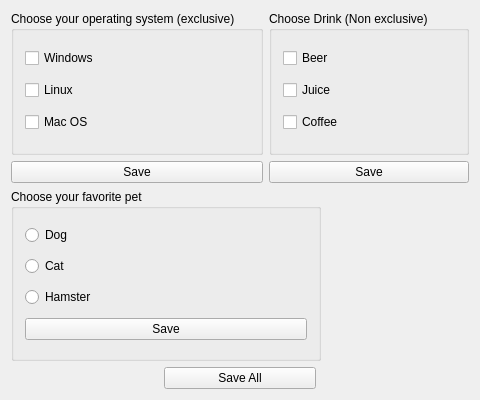
Above: QtWidges/CheckBoxApp/widget.ui from eduardorasgado/RoadtoQt5 before the change. Below: the same form after it.
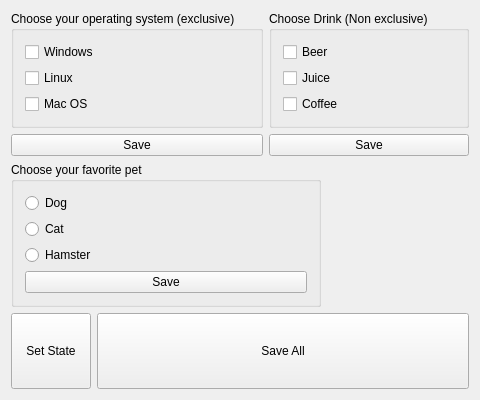
That is the form after the change.

Commit message: set state button. Handling errors in getting values from frontend

Diff of the .ui file:
```diff
--- a/QtWidges/CheckBoxApp/widget.ui
+++ b/QtWidges/CheckBoxApp/widget.ui
@@ -172,22 +172,22 @@
    <item>
     <layout class="QHBoxLayout" name="horizontalLayout_3">
      <item>
-      <spacer name="horizontalSpacer_3">
-       <property name="orientation">
-        <enum>Qt::Horizontal</enum>
+      <widget class="QPushButton" name="pushButton">
+       <property name="sizePolicy">
+        <sizepolicy hsizetype="Minimum" vsizetype="Expanding">
+         <horstretch>0</horstretch>
+         <verstretch>0</verstretch>
+        </sizepolicy>
        </property>
-       <property name="sizeHint" stdset="0">
-        <size>
-         <width>40</width>
-         <height>20</height>
-        </size>
+       <property name="text">
+        <string>Set State</string>
        </property>
-      </spacer>
+      </widget>
      </item>
      <item>
       <widget class="QPushButton" name="SaveAll_btn">
        <property name="sizePolicy">
-        <sizepolicy hsizetype="Expanding" vsizetype="Fixed">
+        <sizepolicy hsizetype="Expanding" vsizetype="Expanding">
          <horstretch>0</horstretch>
          <verstretch>0</verstretch>
         </sizepolicy>
@@ -197,19 +197,6 @@
        </property>
       </widget>
      </item>
-     <item>
-      <spacer name="horizontalSpacer_2">
-       <property name="orientation">
-        <enum>Qt::Horizontal</enum>
-       </property>
-       <property name="sizeHint" stdset="0">
-        <size>
-         <width>40</width>
-         <height>20</height>
-        </size>
-       </property>
-      </spacer>
-     </item>
     </layout>
    </item>
   </layout>
```
The commit also changes 1 other file.
